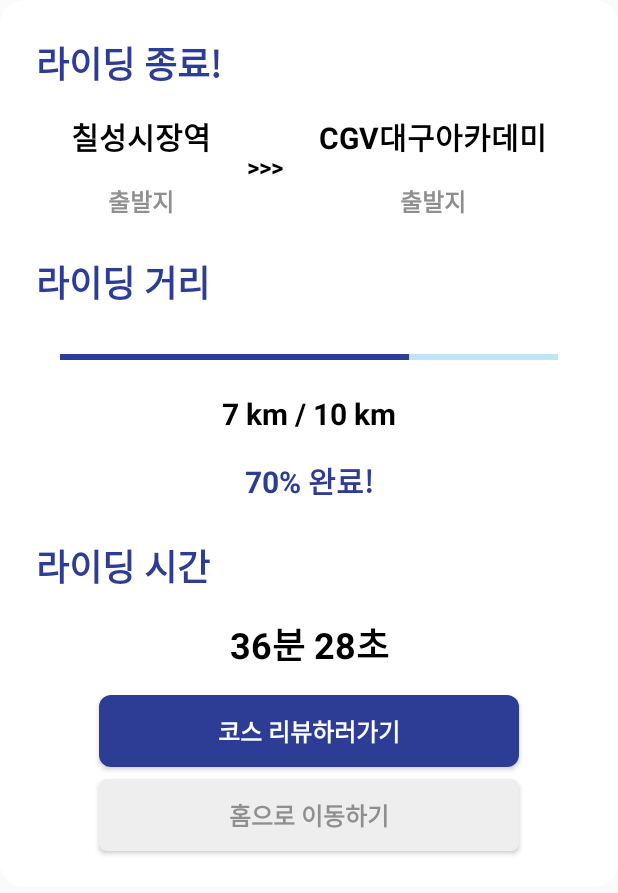
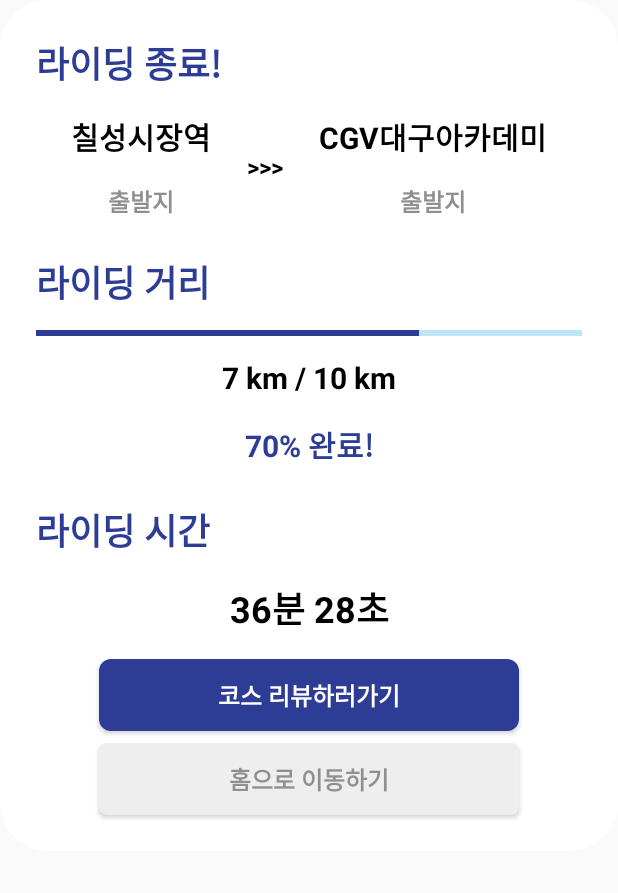
Before and after one commit to GGongGGong/Android-front, an Android app: the layout riding_complete_dialog.xml on its own in the app's theme, with its tools: preview values and no code run, on a phone screen of 412 x 824 dp. Shown: the top 893 px of the screen. Run offline under Robolectric (Android 15) with nearby library versions, the phone set to English and light mode, and no system bars.

Commit message:
M: Riding Function

```diff
--- a/app/build.gradle.kts
+++ b/app/build.gradle.kts
@@ -52,6 +52,7 @@ dependencies {
     // Retrofit2 Dependency
     implementation(libs.retrofit)
     implementation(libs.converter.gson)
+    implementation(libs.converter.scalars)
 
     // OkHttp3 Dependency
     implementation(libs.okhttp)
--- a/app/src/main/java/com/example/ridingbud/ui/riding/RidingActivity.kt
+++ b/app/src/main/java/com/example/ridingbud/ui/riding/RidingActivity.kt
@@ -3,6 +3,7 @@ package com.example.ridingbud.ui.riding
 import android.annotation.SuppressLint
 import android.app.Dialog
 import android.content.Context
+import android.content.Intent
 import android.graphics.Color
 import android.location.Location
 import android.os.Bundle
@@ -18,7 +19,9 @@ import com.example.ridingbud.R
 import com.example.ridingbud.databinding.ActivityRidingBinding
 import com.example.ridingbud.databinding.RidingCompleteDialogBinding
 import com.example.ridingbud.model.Course
+import com.example.ridingbud.ui.MainActivity
 import com.example.ridingbud.ui.adapter.CoursesMapAdapter
+import com.example.ridingbud.ui.community.ReviewActivity
 import com.example.ridingbud.viewmodel.MyBookmarksViewModel
 import com.google.android.gms.location.LocationServices
 import com.kakao.vectormap.KakaoMap
@@ -103,7 +106,8 @@ class RidingActivity : AppCompatActivity() {
         dialogBinding.apply {
             reviewBtn.setOnClickListener {
                 // Review 화면으로 이동
-
+                startActivity(Intent(this@RidingActivity, ReviewActivity::class.java))
+                finish()
                 dlg.dismiss()
             }
             homeBtn.setOnClickListener {
--- a/app/src/main/res/drawable/dialog_background.xml
+++ b/app/src/main/res/drawable/dialog_background.xml
@@ -5,7 +5,7 @@
     <item android:id="@+id/background">
         <shape android:shape="rectangle">
             <solid android:color="@color/white"/>
-            <corners android:radius="16dp"/>
+            <corners android:radius="32dp"/>
         </shape>
     </item>
 </ripple>
--- a/app/src/main/res/layout/activity_my_review.xml
+++ b/app/src/main/res/layout/activity_my_review.xml
@@ -15,11 +15,11 @@
 
         <ImageButton
             android:id="@+id/back_btn"
-            android:layout_width="wrap_content"
-            android:layout_height="wrap_content"
+            android:layout_width="40dp"
+            android:layout_height="40dp"
             android:src="@drawable/back_icon"
             android:background="@android:color/transparent"
-            android:layout_margin="32dp"
+            android:layout_margin="24dp"
             app:layout_constraintStart_toStartOf="parent"
             app:layout_constraintTop_toTopOf="parent"/>
 
--- a/app/src/main/res/layout/riding_complete_dialog.xml
+++ b/app/src/main/res/layout/riding_complete_dialog.xml
@@ -122,18 +122,9 @@
         app:layout_constraintStart_toStartOf="parent"
         app:layout_constraintTop_toBottomOf="@id/course_info" />
 
-    <androidx.constraintlayout.widget.ConstraintLayout
-        android:id="@+id/riding_distance_info"
-        android:layout_width="match_parent"
-        android:layout_height="wrap_content"
-        android:layout_margin="16dp"
-        app:layout_constraintStart_toStartOf="parent"
-        app:layout_constraintEnd_toEndOf="parent"
-        app:layout_constraintTop_toBottomOf="@id/riding_distance_title">
-
     <ProgressBar
         android:id="@+id/distance_progress"
-            android:layout_width="match_parent"
+        android:layout_width="0dp"
         android:layout_height="wrap_content"
         style="?android:attr/progressBarStyleHorizontal"
         android:progress="70"
@@ -145,7 +136,18 @@
         android:layout_marginTop="8dp"
         app:layout_constraintStart_toStartOf="parent"
         app:layout_constraintEnd_toEndOf="parent"
-            app:layout_constraintTop_toTopOf="parent"/>
+        app:layout_constraintTop_toBottomOf="@id/riding_distance_title"/>
+
+    <androidx.constraintlayout.widget.ConstraintLayout
+        android:id="@+id/riding_distance_info"
+        android:layout_width="0dp"
+        android:layout_height="wrap_content"
+        android:layout_marginStart="24dp"
+        android:layout_marginEnd="24dp"
+        android:layout_marginTop="8dp"
+        app:layout_constraintStart_toStartOf="parent"
+        app:layout_constraintEnd_toEndOf="parent"
+        app:layout_constraintTop_toBottomOf="@id/distance_progress">
 
         <TextView
             android:id="@+id/distance"
--- a/gradle/libs.versions.toml
+++ b/gradle/libs.versions.toml
@@ -20,6 +20,7 @@ fragment-ktx = "1.7.1"
 activity-ktx = "1.9.0"
 kakao-maps-android = "2.9.5"
 play-services-location = "21.3.0"
+converter-scalars = "2.6.4"
 
 [libraries]
 androidx-core-ktx = { group = "androidx.core", name = "core-ktx", version.ref = "coreKtx" }
@@ -41,6 +42,7 @@ fragment-ktx = { group = "androidx.fragment", name = "fragment-ktx", version.ref
 activity-ktx = { group = "androidx.activity", name = "activity-ktx", version.ref = "activity-ktx" }
 kakao-maps-android = { group = "com.kakao.maps.open", name = "android", version.ref = "kakao-maps-android" }
 play-services-location = { group = "com.google.android.gms", name = "play-services-location", version.ref = "play-services-location" }
+converter-scalars = { group = "com.squareup.retrofit2", name = "converter-scalars", version.ref = "converter-scalars" }
 
 [plugins]
 android-application = { id = "com.android.application", version.ref = "agp" }
```
Also changed, not shown: app/src/main/AndroidManifest.xml (+9 -0 lines), app/src/main/java/com/example/ridingbud/ui/MainActivity.kt (+5 -3 lines), app/src/main/java/com/example/ridingbud/ui/community/CommunityFragment.kt (+4 -4 lines). Lines whose indentation alone changed are shown as unchanged.
